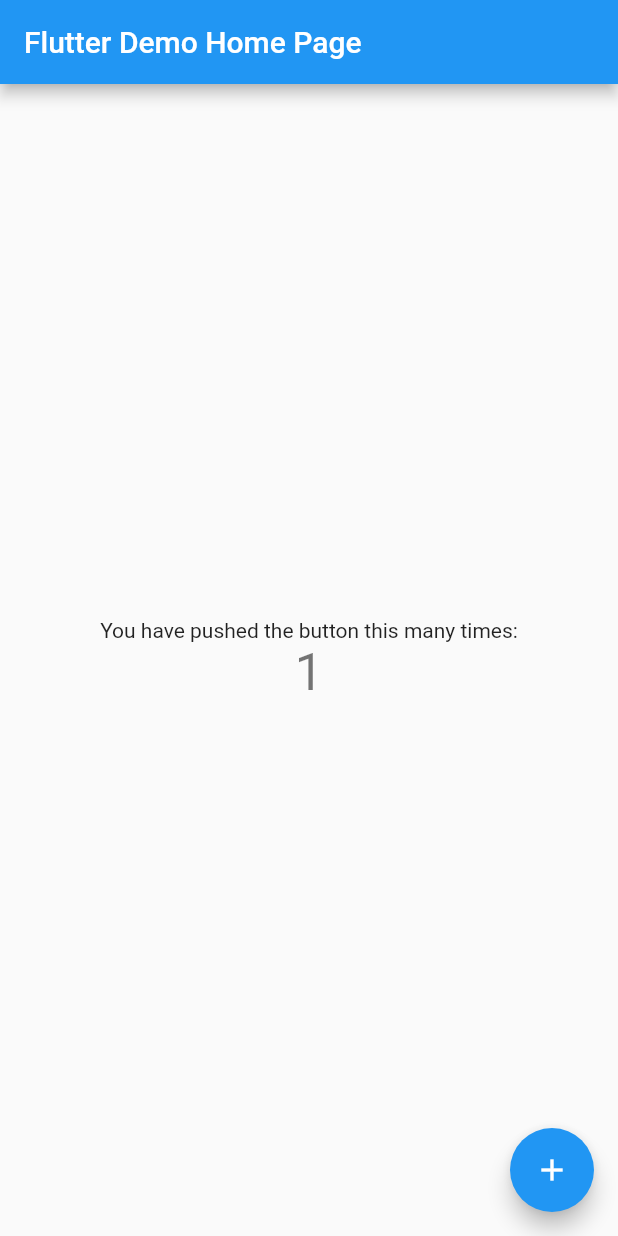
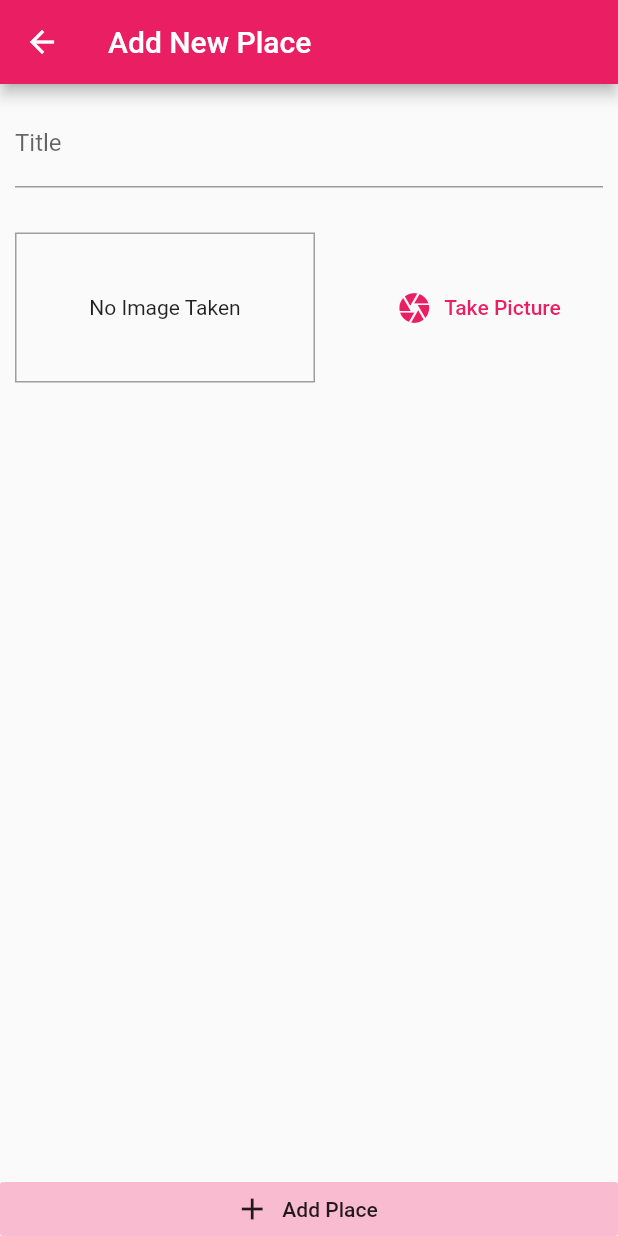
Before and after one commit to tangminhtin/fplace, a Flutter app: the screen it shows after launch, after a tap on the "add" icon, on a phone screen of 412 x 824 dp. Run offline on Flutter 3.47's test engine with Material 2 defaults, Android fonts, the phone set to English and light mode, and no system bars; our stand-ins replace image_picker.

Commit message:
Open camera

```diff
--- a/lib/main.dart
+++ b/lib/main.dart
@@ -1,4 +1,8 @@
 import 'package:flutter/material.dart';
+import 'package:provider/provider.dart';
+import '../providers/great_places.dart';
+import './screens/places_list_screen.dart';
+import './screens/add_place_screen.dart';
 
 void main() {
   runApp(MyApp());
@@ -8,106 +12,18 @@ class MyApp extends StatelessWidget {
   // This widget is the root of your application.
   @override
   Widget build(BuildContext context) {
-    return MaterialApp(
-      title: 'Flutter Demo',
-      theme: ThemeData(
-        // This is the theme of your application.
-        //
-        // Try running your application with "flutter run". You'll see the
-        // application has a blue toolbar. Then, without quitting the app, try
-        // changing the primarySwatch below to Colors.green and then invoke
-        // "hot reload" (press "r" in the console where you ran "flutter run",
-        // or simply save your changes to "hot reload" in a Flutter IDE).
-        // Notice that the counter didn't reset back to zero; the application
-        // is not restarted.
-        primarySwatch: Colors.blue,
+    return ChangeNotifierProvider(
+      create: (context) => GreatPlaces(),
+      child: MaterialApp(
+        title: 'Flutter Demo',
+        theme: ThemeData(
+          primarySwatch: Colors.pink,
+        ),
+        home: PlacesListScreen(),
+        routes: {
+          AddPlaceScreen.routeName: (context) => AddPlaceScreen(),
+        },
       ),
-      home: MyHomePage(title: 'Flutter Demo Home Page'),
     );
   }
 }
-
-class MyHomePage extends StatefulWidget {
-  MyHomePage({Key? key, required this.title}) : super(key: key);
-
-  // This widget is the home page of your application. It is stateful, meaning
-  // that it has a State object (defined below) that contains fields that affect
-  // how it looks.
-
-  // This class is the configuration for the state. It holds the values (in this
-  // case the title) provided by the parent (in this case the App widget) and
-  // used by the build method of the State. Fields in a Widget subclass are
-  // always marked "final".
-
-  final String title;
-
-  @override
-  _MyHomePageState createState() => _MyHomePageState();
-}
-
-class _MyHomePageState extends State<MyHomePage> {
-  int _counter = 0;
-
-  void _incrementCounter() {
-    setState(() {
-      // This call to setState tells the Flutter framework that something has
-      // changed in this State, which causes it to rerun the build method below
-      // so that the display can reflect the updated values. If we changed
-      // _counter without calling setState(), then the build method would not be
-      // called again, and so nothing would appear to happen.
-      _counter++;
-    });
-  }
-
-  @override
-  Widget build(BuildContext context) {
-    // This method is rerun every time setState is called, for instance as done
-    // by the _incrementCounter method above.
-    //
-    // The Flutter framework has been optimized to make rerunning build methods
-    // fast, so that you can just rebuild anything that needs updating rather
-    // than having to individually change instances of widgets.
-    return Scaffold(
-      appBar: AppBar(
-        // Here we take the value from the MyHomePage object that was created by
-        // the App.build method, and use it to set our appbar title.
-        title: Text(widget.title),
-      ),
-      body: Center(
-        // Center is a layout widget. It takes a single child and positions it
-        // in the middle of the parent.
-        child: Column(
-          // Column is also a layout widget. It takes a list of children and
-          // arranges them vertically. By default, it sizes itself to fit its
-          // children horizontally, and tries to be as tall as its parent.
-          //
-          // Invoke "debug painting" (press "p" in the console, choose the
-          // "Toggle Debug Paint" action from the Flutter Inspector in Android
-          // Studio, or the "Toggle Debug Paint" command in Visual Studio Code)
-          // to see the wireframe for each widget.
-          //
-          // Column has various properties to control how it sizes itself and
-          // how it positions its children. Here we use mainAxisAlignment to
-          // center the children vertically; the main axis here is the vertical
-          // axis because Columns are vertical (the cross axis would be
-          // horizontal).
-          mainAxisAlignment: MainAxisAlignment.center,
-          children: <Widget>[
-            Text(
-              'You have pushed the button this many times:',
-            ),
-            Text(
-              '$_counter',
-              style: Theme.of(context).textTheme.headline4,
-            ),
-          ],
-        ),
-      ),
-      floatingActionButton: FloatingActionButton(
-        onPressed: _incrementCounter,
-        tooltip: 'Increment',
-        child: Icon(Icons.add),
-      ), // This trailing comma makes auto-formatting nicer for build methods.
-    );
-  }
-}
--- /dev/null
+++ b/lib/models/place.dart
@@ -0,0 +1,27 @@
+import 'dart:io';
+
+class PlaceLocation {
+  final double latitude;
+  final double longitude;
+  final String? address;
+
+  PlaceLocation({
+    required this.latitude,
+    required this.longitude,
+    this.address,
+  });
+}
+
+class Place {
+  final String id;
+  final String title;
+  final PlaceLocation? location;
+  final File image;
+
+  Place({
+    required this.id,
+    required this.title,
+    required this.location,
+    required this.image,
+  });
+}
--- /dev/null
+++ b/lib/providers/great_places.dart
@@ -0,0 +1,22 @@
+import 'dart:io';
+import 'package:flutter/foundation.dart';
+import '../models/place.dart';
+
+class GreatPlaces with ChangeNotifier {
+  List<Place> _items = [];
+
+  List<Place> get items {
+    return [..._items];
+  }
+
+  void addPlace(String pickedTitle, File pickedImage) {
+    final newPlace = Place(
+      id: DateTime.now().toString(),
+      image: pickedImage,
+      title: pickedTitle,
+      location: null,
+    );
+    _items.add(newPlace);
+    notifyListeners();
+  }
+}
--- /dev/null
+++ b/lib/screens/add_place_screen.dart
@@ -0,0 +1,72 @@
+import 'dart:io';
+
+import 'package:flutter/material.dart';
+import 'package:provider/provider.dart';
+
+import '../widgets/image_input.dart';
+import '../providers/great_places.dart';
+
+class AddPlaceScreen extends StatefulWidget {
+  static const routeName = '/add-place';
+
+  @override
+  _AddPlaceScreenState createState() => _AddPlaceScreenState();
+}
+
+class _AddPlaceScreenState extends State<AddPlaceScreen> {
+  final _titleController = TextEditingController();
+  File? _pickedImage;
+
+  void _selectedImage(File? pickedImage) {
+    _pickedImage = pickedImage;
+  }
+
+  void _savePlace() {
+    if (_titleController.text.isEmpty || _pickedImage == null) {
+      return;
+    }
+    Provider.of<GreatPlaces>(context, listen: false)
+        .addPlace(_titleController.text, _pickedImage!);
+    Navigator.of(context).pop();
+  }
+
+  @override
+  Widget build(BuildContext context) {
+    return Scaffold(
+      appBar: AppBar(
+        title: Text('Add New Place'),
+      ),
+      body: Column(
+        crossAxisAlignment: CrossAxisAlignment.stretch,
+        mainAxisAlignment: MainAxisAlignment.spaceBetween,
+        children: [
+          Expanded(
+            child: Column(
+              children: [
+                Padding(
+                  padding: const EdgeInsets.all(10),
+                  child: TextField(
+                    decoration: InputDecoration(labelText: 'Title'),
+                    controller: _titleController,
+                  ),
+                ),
+                SizedBox(height: 10),
+                ImageInput(_selectedImage),
+              ],
+            ),
+          ),
+          RaisedButton.icon(
+            icon: Icon(Icons.add),
+            materialTapTargetSize: MaterialTapTargetSize.shrinkWrap,
+            elevation: 0,
+            label: Text(
+              'Add Place',
+            ),
+            color: Theme.of(context).primaryColorLight,
+            onPressed: _savePlace,
+          )
+        ],
+      ),
+    );
+  }
+}
--- /dev/null
+++ b/lib/screens/places_list_screen.dart
@@ -0,0 +1,42 @@
+import 'package:flutter/material.dart';
+import 'package:provider/provider.dart';
+
+import './add_place_screen.dart';
+import '../providers/great_places.dart';
+
+class PlacesListScreen extends StatelessWidget {
+  @override
+  Widget build(BuildContext context) {
+    return Scaffold(
+      appBar: AppBar(
+        title: Text('My Place'),
+        actions: [
+          IconButton(
+            icon: Icon(Icons.add),
+            onPressed: () {
+              Navigator.of(context).pushNamed(AddPlaceScreen.routeName);
+            },
+          ),
+        ],
+      ),
+      body: Consumer<GreatPlaces>(
+        child: Center(
+          child: const Text('Got no places yet, start adding some!'),
+        ),
+        builder: (context, greatPlaces, ch) => greatPlaces.items.length <= 0
+            ? ch!
+            : ListView.builder(
+                itemCount: greatPlaces.items.length,
+                itemBuilder: (context, i) => ListTile(
+                    leading: CircleAvatar(
+                      backgroundImage: FileImage(
+                        greatPlaces.items[i].image,
+                      ),
+                    ),
+                    title: Text(greatPlaces.items[i].title),
+                    onTap: () {}),
+              ),
+      ),
+    );
+  }
+}
--- /dev/null
+++ b/lib/widgets/image_input.dart
@@ -0,0 +1,76 @@
+import 'dart:io';
+import 'package:flutter/material.dart';
+import 'package:image_picker/image_picker.dart';
+import 'package:path/path.dart' as path;
+import 'package:path_provider/path_provider.dart' as syspaths;
+
+class ImageInput extends StatefulWidget {
+  final Function onSelectImage;
+
+  ImageInput(this.onSelectImage);
+
+  @override
+  _ImageInputState createState() => _ImageInputState();
+}
+
+class _ImageInputState extends State<ImageInput> {
+  File? _storedImage;
+
+  Future<void> _takePicture() async {
+    final ImagePicker _picker = ImagePicker();
+    final imageFile = await _picker.pickImage(
+      source: ImageSource.camera,
+      maxWidth: 600,
+    );
+    if (imageFile == null) {
+      return;
+    }
+    setState(() {
+      _storedImage = File(imageFile.path);
+    });
+    final appDir = await syspaths.getApplicationDocumentsDirectory();
+    final fileName = path.basename(imageFile.path);
+    final savedImage = await _storedImage!.copy('${appDir.path}/$fileName');
+
+    widget.onSelectImage(savedImage);
+  }
+
+  @override
+  Widget build(BuildContext context) {
+    return Row(
+      children: [
+        Container(
+          margin: EdgeInsets.all(10),
+          height: 100,
+          width: 200,
+          decoration: BoxDecoration(
+            border: Border.all(
+              width: 1,
+              color: Colors.grey,
+            ),
+          ),
+          child: _storedImage != null
+              ? Image.file(
+                  _storedImage!,
+                  fit: BoxFit.cover,
+                  width: double.infinity,
+                )
+              : Text(
+                  'No Image Taken',
+                  textAlign: TextAlign.center,
+                ),
+          alignment: Alignment.center,
+        ),
+        SizedBox(width: 10),
+        Expanded(
+          child: FlatButton.icon(
+            icon: Icon(Icons.camera),
+            label: Text('Take Picture'),
+            textColor: Theme.of(context).primaryColor,
+            onPressed: _takePicture,
+          ),
+        ),
+      ],
+    );
+  }
+}
--- a/pubspec.yaml
+++ b/pubspec.yaml
@@ -23,6 +23,10 @@ environment:
 dependencies:
   flutter:
     sdk: flutter
+  provider: ^5.0.0
+  image_picker: ^0.8.3+2
+  path_provider: ^2.0.2
+  path: ^1.8.0
 
 
   # The following adds the Cupertino Icons font to your application.
```
Also changed, not shown: pubspec.lock, 8 other files.
